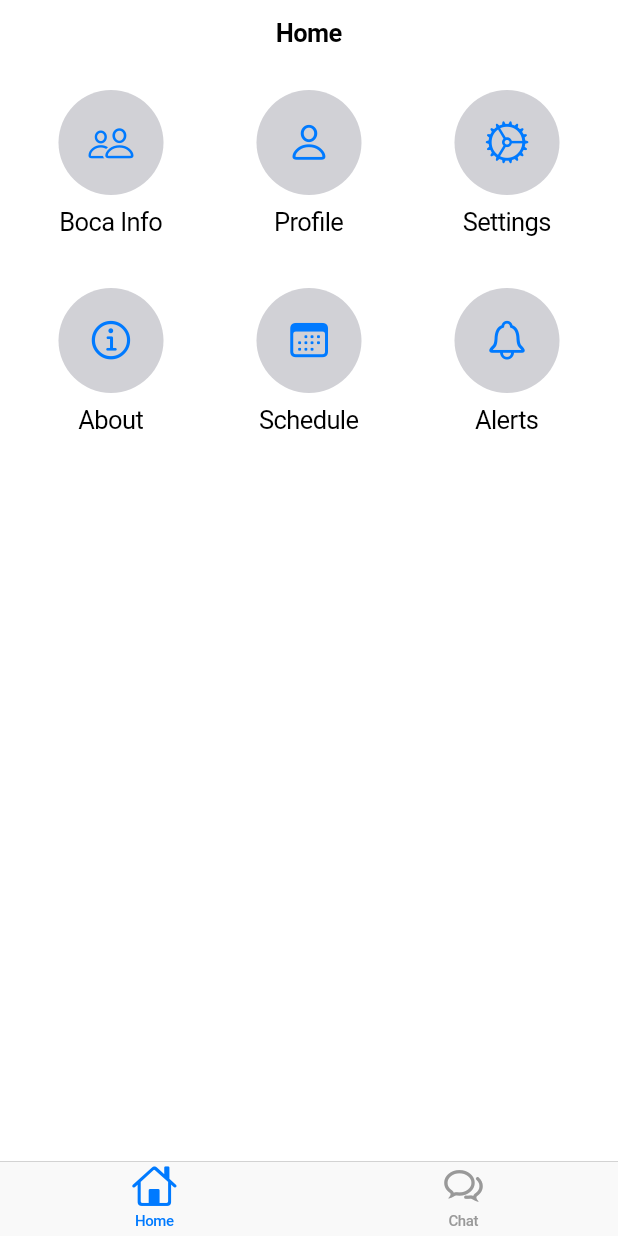
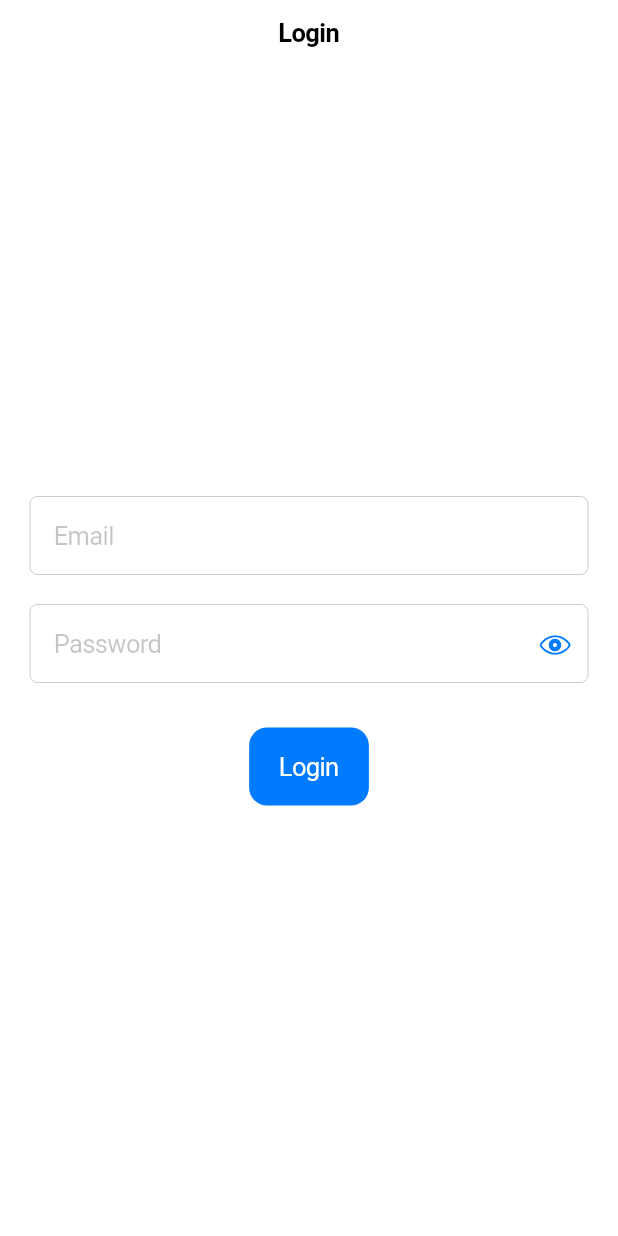
Before and after one commit to ClutchOttoman/BocaChat, a Flutter app: the screen it shows after launch, on a phone screen of 412 x 824 dp. Run offline on Flutter 3.47's test engine with Material 3 defaults, Android fonts, the phone set to English and light mode, and no system bars; our stand-ins replace shared_preferences.

Commit message:
login page

```diff
--- /dev/null
+++ b/lib/login_page.dart
@@ -0,0 +1,125 @@
+import 'dart:convert';
+
+import 'package:boca_raton_gpt/home_page.dart';
+import 'package:flutter/cupertino.dart';
+import 'package:flutter/foundation.dart';
+import 'package:flutter/material.dart';
+import 'package:http/http.dart' as http;
+import 'package:shared_preferences/shared_preferences.dart';
+
+const String siteUrl =
+    'https://pd6xmmpkbf.execute-api.us-east-1.amazonaws.com/v1';
+
+class LoginPage extends StatefulWidget {
+  const LoginPage({super.key});
+
+  @override
+  State<LoginPage> createState() => _LoginPageState();
+}
+
+class _LoginPageState extends State<LoginPage> {
+  final TextEditingController _emailController = TextEditingController();
+  final TextEditingController _passwordController = TextEditingController();
+  Widget loginInputButton = Text('Login');
+  Widget loadingAnim = CupertinoActivityIndicator(color: Colors.white);
+  bool _obscurePassword = true;
+  bool isLoading = false;
+
+  void setLoading(bool state) {
+    setState(() {
+      isLoading = state;
+      if (state) {
+        loginInputButton = loadingAnim;
+      } else {
+        loginInputButton = const Text('Login');
+      }
+    });
+  }
+
+  Future<void> attemptLogin(String email, String password) async {
+    final prefs = await SharedPreferences.getInstance();
+
+    final url = Uri.parse('$siteUrl/chat');
+
+    try {
+      setLoading(true);
+      final response = await http.post(
+        url,
+        headers: {'Content-Type': 'application/json'},
+        body: jsonEncode({'prompt': 'none'}),
+      );
+      //{'email: $email, password: $password'}
+      if (response.statusCode == 200) {
+        //save user data locally here
+        final data = jsonDecode(response.body);
+        print(data['response']);
+        //prefs.setString('userId', data._id);
+        Navigator.push(
+          context,
+          CupertinoPageRoute(builder: (context) => TabNavigator()),
+        );
+      }
+    } catch (e) {
+      if (kDebugMode) {
+        print("Error Logging In: $e");
+      }
+    } finally {
+      setLoading(false);
+    }
+  }
+
+  @override
+  Widget build(BuildContext context) {
+    return CupertinoPageScaffold(
+      navigationBar: const CupertinoNavigationBar(middle: Text('Login')),
+      child: SafeArea(
+        child: Padding(
+          padding: const EdgeInsets.all(20),
+          child: Column(
+            mainAxisAlignment: MainAxisAlignment.center,
+            children: [
+              CupertinoTextField(
+                controller: _emailController,
+                placeholder: 'Email',
+                keyboardType: TextInputType.emailAddress,
+                padding: const EdgeInsets.all(16),
+              ),
+              const SizedBox(height: 20),
+              CupertinoTextField(
+                controller: _passwordController,
+                placeholder: 'Password',
+                obscureText: _obscurePassword,
+                padding: const EdgeInsets.all(16),
+                suffix: CupertinoButton(
+                  padding: EdgeInsets.zero,
+                  onPressed: () {
+                    setState(() {
+                      _obscurePassword = !_obscurePassword;
+                    });
+                  },
+                  child: Icon(
+                    _obscurePassword
+                        ? CupertinoIcons.eye
+                        : CupertinoIcons.eye_slash,
+                  ),
+                ),
+              ),
+              const SizedBox(height: 30),
+              CupertinoButton.filled(
+                child: loginInputButton,
+                onPressed:
+                    () =>
+                        isLoading
+                            ? null
+                            : attemptLogin(
+                              _emailController.text,
+                              _passwordController.text,
+                            ),
+              ),
+            ],
+          ),
+        ),
+      ),
+    );
+  }
+}
--- a/lib/main.dart
+++ b/lib/main.dart
@@ -21,9 +21,8 @@ class MyApp extends StatelessWidget {
   }
 }*/
 
+import 'package:boca_raton_gpt/login_page.dart';
 import 'package:flutter/cupertino.dart';
-import 'home_page.dart';
-import 'chat_page.dart';
 
 void main() {
   runApp(const MyApp());
@@ -46,29 +45,6 @@ class MainTabs extends StatelessWidget {
 
   @override
   Widget build(BuildContext context) {
-    return CupertinoTabScaffold(
-      tabBar: CupertinoTabBar(
-        items: const [
-          BottomNavigationBarItem(
-            icon: Icon(CupertinoIcons.home),
-            label: 'Home',
-          ),
-          BottomNavigationBarItem(
-            icon: Icon(CupertinoIcons.chat_bubble_2),
-            label: 'Chat',
-          ),
-        ],
-      ),
-      tabBuilder: (context, index) {
-        switch (index) {
-          case 0:
-            return CupertinoTabView(builder: (context) => HomePage());
-          case 1:
-            return CupertinoTabView(builder: (context) => ChatPage());
-          default:
-            return CupertinoTabView(builder: (context) => HomePage());
-        }
-      },
-    );
+    return LoginPage();
   }
 }
--- a/pubspec.yaml
+++ b/pubspec.yaml
@@ -37,6 +37,7 @@ dependencies:
   # The following adds the Cupertino Icons font to your application.
   # Use with the CupertinoIcons class for iOS style icons.
   cupertino_icons: ^1.0.8
+  shared_preferences: ^2.5.3
 
 dev_dependencies:
   flutter_test:
```
Also changed, not shown: lib/home_page.dart (+34 -1 lines), lib/textColumn.dart (+44 -12 lines), lib/boca_info_page.dart (renamed from lib/BocaInfoPage.dart), pubspec.lock, 1 other file.
